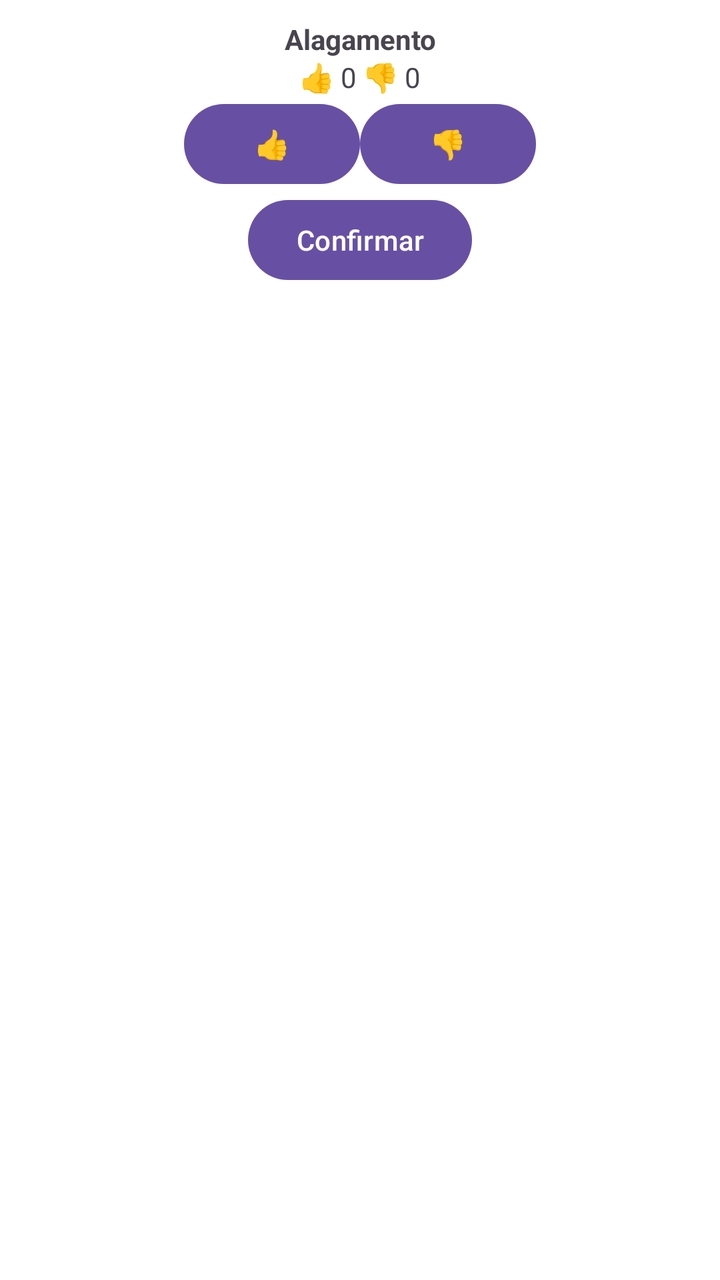
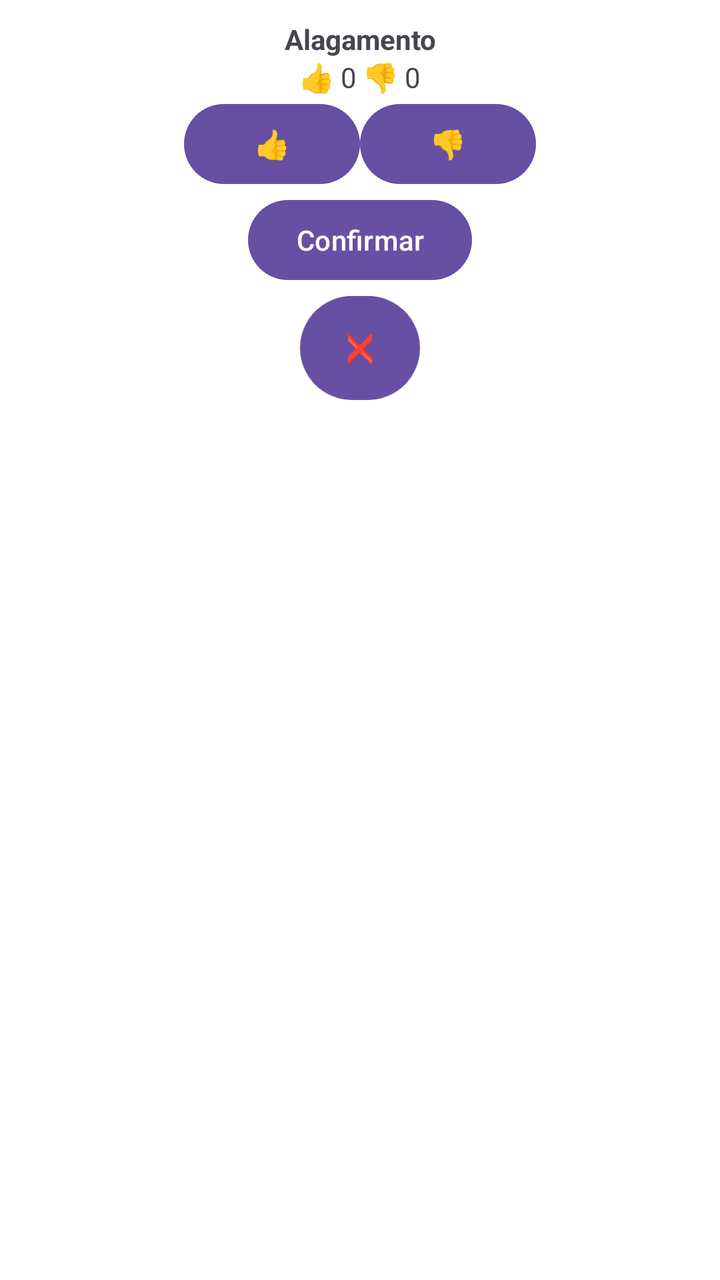

The first picture is an Android layout as it rendered before a commit; the second is the same layout after the commit. The layout source and the unified diff follow.
<!-- AndroidManifest.xml: application theme Theme.BaixadaSegura -->
<!-- res/layout/info_alagamento.xml -->
<?xml version="1.0" encoding="utf-8"?>
<LinearLayout xmlns:android="http://schemas.android.com/apk/res/android"
    android:layout_width="wrap_content"
    android:layout_height="wrap_content"
    android:orientation="vertical"
    android:padding="10dp"
    android:background="@android:color/white">

    <TextView
        android:id="@+id/txtTitulo"
        android:layout_width="match_parent"
        android:layout_height="wrap_content"
        android:gravity="center"
        android:text="Alagamento"
        android:textStyle="bold" />

    <TextView
        android:id="@+id/txtVotos"
        android:layout_width="match_parent"
        android:layout_height="wrap_content"
        android:gravity="center"
        android:text="👍 0 👎 0" />

    <LinearLayout
        android:layout_width="match_parent"
        android:layout_height="wrap_content"
        android:gravity="center"
        android:orientation="horizontal">

        <Button
            android:id="@+id/btnLike"
            android:layout_width="wrap_content"
            android:layout_height="wrap_content"
            android:text="👍" />

        <Button
            android:id="@+id/btnDislike"
            android:layout_width="wrap_content"
            android:layout_height="wrap_content"
            android:text="👎" />


    </LinearLayout>
    <LinearLayout
        android:layout_width="match_parent"
        android:layout_height="wrap_content"
        android:gravity="center"
        android:orientation="horizontal">

        <Button
            android:id="@+id/btnConfirmar"
            android:layout_width="wrap_content"
            android:layout_height="wrap_content"
            android:text="Confirmar" />

    </LinearLayout>

</LinearLayout>
<!-- resources referenced by this layout -->
<resources>
  <style name="Theme.BaixadaSegura" parent="Base.Theme.BaixadaSegura" />
  <style name="Base.Theme.BaixadaSegura" parent="Theme.Material3.DayNight.NoActionBar">
          
          
      </style>
</resources>

<!-- the commit's change to res/layout/info_alagamento.xml (unified diff, before → after) -->
@@ -39,8 +39,8 @@
             android:layout_height="wrap_content"
             android:text="👎" />
 
+    </LinearLayout>
 
-    </LinearLayout>
     <LinearLayout
         android:layout_width="match_parent"
         android:layout_height="wrap_content"
@@ -52,7 +52,20 @@
             android:layout_width="wrap_content"
             android:layout_height="wrap_content"
             android:text="Confirmar" />
-
     </LinearLayout>
 
+    <LinearLayout
+        android:layout_width="match_parent"
+        android:layout_height="wrap_content"
+        android:gravity="center"
+        android:orientation="horizontal">
+
+        <Button
+            android:id="@+id/btnExcluir"
+            android:layout_width="60dp"
+            android:layout_height="60dp"
+            android:text="❌" />
+    </LinearLayout>
+
+
 </LinearLayout>
